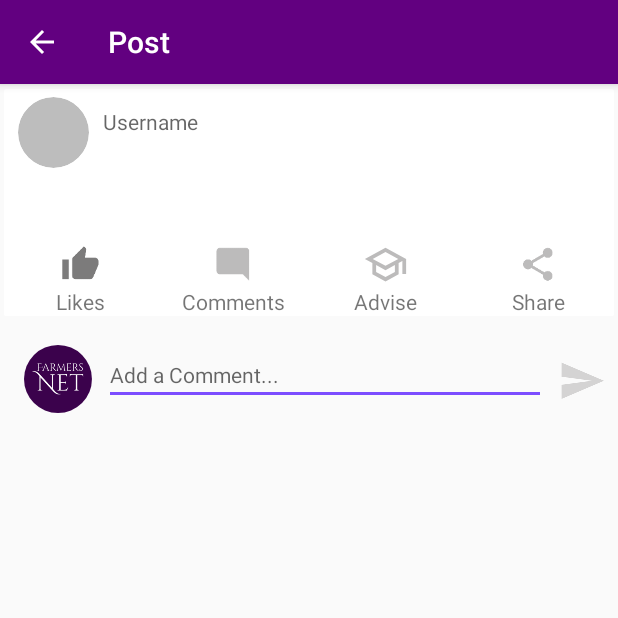
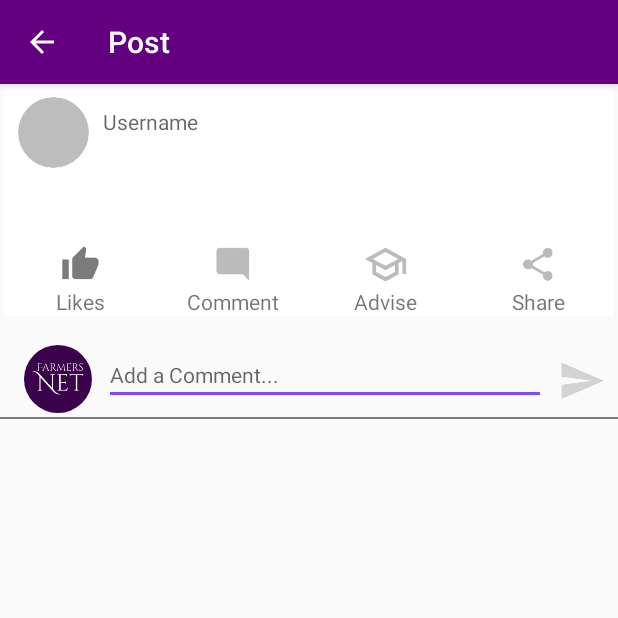
Before and after one commit to Mubangizi/Farmers-Net, an Android app: the PostActivity screen opened directly, with no data from a screen before it, on a phone screen of 412 x 824 dp, the top half of it. Run offline under Robolectric (Android 15) with nearby library versions, the light colour scheme and no system bars; our stand-ins replace CircleImageView, Firebase (no records; nobody signed in at launch, a user with empty details on screens opened directly); libraries missing offline, so code that uses them is left out: com.firebase.ui; 1 statement that could not run was skipped.

Commit message:
fixed commenting issue

```diff
--- a/app/src/main/java/com/example/farmersnet/post/CommentRecyclerAdapter.java
+++ b/app/src/main/java/com/example/farmersnet/post/CommentRecyclerAdapter.java
@@ -26,7 +26,6 @@ public class CommentRecyclerAdapter extends RecyclerView.Adapter<CommentRecycler
     public CommentRecyclerAdapter(ArrayList<Message> messageArrayLists){
         this.messageArrayLists= messageArrayLists;
     }
-    //todo: get comments from database
     @NonNull
     @Override
     public CommentViewHolder onCreateViewHolder(@NonNull ViewGroup parent, int viewType) {
@@ -64,7 +63,7 @@ public class CommentRecyclerAdapter extends RecyclerView.Adapter<CommentRecycler
 
         public void bind(Message message){
             commentTextView.setText(message.getText());
-            GetUserNameUtil.setusername(message.getUser_id(), context, commentUserName, null);
+            GetUserNameUtil.setusername(message.getUser_id(), context, commentUserName, commentUserImage);
 
             //Message Time
             Date timestamp = message.getTimestamp();
--- a/app/src/main/java/com/example/farmersnet/post/PostActivity.java
+++ b/app/src/main/java/com/example/farmersnet/post/PostActivity.java
@@ -6,6 +6,7 @@ import androidx.appcompat.app.AppCompatActivity;
 import androidx.recyclerview.widget.LinearLayoutManager;
 import androidx.recyclerview.widget.RecyclerView;
 
+import android.app.Activity;
 import android.os.Bundle;
 import android.text.TextUtils;
 import android.view.View;
@@ -36,6 +37,7 @@ import com.google.firebase.firestore.EventListener;
 import com.google.firebase.firestore.FieldValue;
 import com.google.firebase.firestore.FirebaseFirestore;
 import com.google.firebase.firestore.FirebaseFirestoreException;
+import com.google.firebase.firestore.Query;
 import com.google.firebase.firestore.QuerySnapshot;
 
 import java.util.ArrayList;
@@ -62,6 +64,7 @@ public class PostActivity extends AppCompatActivity {
     private ImageView currentUserImageView;
     private ImageView postLikeBtn;
     private TextView postlikeTextView;
+    private TextView postcommentTextView;
     private RecyclerView commentRecyclerView;
     private ArrayList<Message> commentArrayList;
     private CommentRecyclerAdapter commentRecyclerAdapter;
@@ -86,6 +89,7 @@ public class PostActivity extends AppCompatActivity {
         userImageView = findViewById(R.id.post_rec_userimageView);
         postLikeBtn = findViewById(R.id.post_rec_like_icon);
         postlikeTextView = findViewById(R.id.post_rec_like_textView);
+        postcommentTextView = findViewById(R.id.post_rec_comment_textView);
 
         commentRecyclerView = findViewById(R.id.comment_recyclerView);
         commentArrayList = new ArrayList<Message>();
@@ -168,11 +172,13 @@ public class PostActivity extends AppCompatActivity {
             }
             }
         });
+
+        setCommentsCount();
     }
 
     private void getComments() {
 
-        collectionReference.document(postId).collection("comments").orderBy("timestamp").addSnapshotListener(new EventListener<QuerySnapshot>() {
+        collectionReference.document(postId).collection("comments").orderBy("timestamp", Query.Direction.ASCENDING).addSnapshotListener(new EventListener<QuerySnapshot>() {
             @Override
             public void onEvent(@Nullable QuerySnapshot queryDocumentSnapshots, @Nullable FirebaseFirestoreException e) {
             if (!queryDocumentSnapshots.isEmpty()) {
@@ -213,4 +219,20 @@ public class PostActivity extends AppCompatActivity {
                     }
                 });
     }
+
+    public void setCommentsCount(){
+        //GET COMMENTS COUNT
+        collectionReference.document(postId).collection("comments").addSnapshotListener((Activity) this, new EventListener<QuerySnapshot>() {
+            @Override
+            public void onEvent(@Nullable QuerySnapshot queryDocumentSnapshots, @Nullable FirebaseFirestoreException e) {
+
+                if(!queryDocumentSnapshots.isEmpty()) {
+                    int count = queryDocumentSnapshots.size();
+                    postcommentTextView.setText(count+" Comments");
+                }else{
+                    postcommentTextView.setText("Comment");
+                }
+            }
+        });
+    }
 }
--- a/app/src/main/res/layout/activity_post.xml
+++ b/app/src/main/res/layout/activity_post.xml
@@ -45,6 +45,16 @@
             app:layout_constraintTop_toBottomOf="@+id/include"
             app:srcCompat="@mipmap/ic_send_launcher" />
 
+        <View
+            android:id="@+id/comment_line"
+            android:layout_width="0dp"
+            android:layout_height="1dp"
+            android:layout_marginTop="8dp"
+            android:background="@color/colorgreydark"
+            app:layout_constraintEnd_toEndOf="parent"
+            app:layout_constraintStart_toStartOf="parent"
+            app:layout_constraintTop_toBottomOf="@+id/post_rec_add_comment_editText" />
+
         <androidx.recyclerview.widget.RecyclerView
             android:id="@+id/comment_recyclerView"
             android:layout_width="match_parent"
@@ -52,7 +62,7 @@
             app:layout_constraintBottom_toBottomOf="parent"
             app:layout_constraintEnd_toEndOf="parent"
             app:layout_constraintStart_toStartOf="parent"
-            app:layout_constraintTop_toBottomOf="@+id/post_rec_add_comment_editText"
+            app:layout_constraintTop_toBottomOf="@+id/comment_line"
             tools:listitem="@layout/item_comment_layout" />
 
     </androidx.constraintlayout.widget.ConstraintLayout>
```
Also changed, not shown: app/src/main/res/layout/item_comment_layout.xml (+5 -4 lines).
